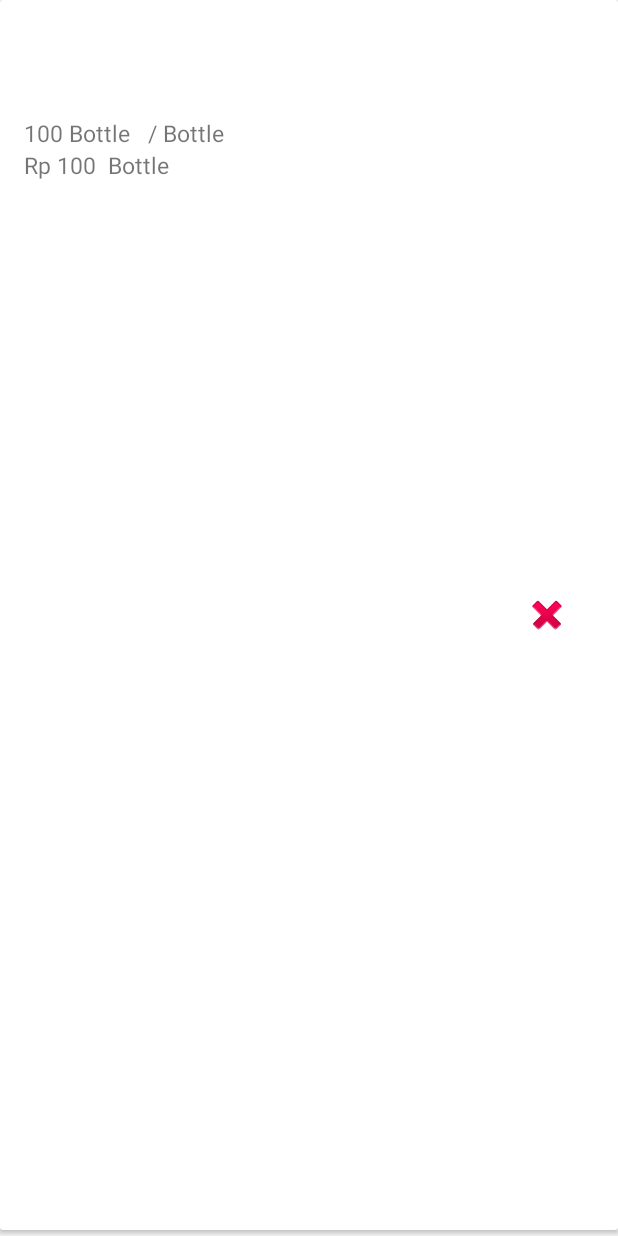
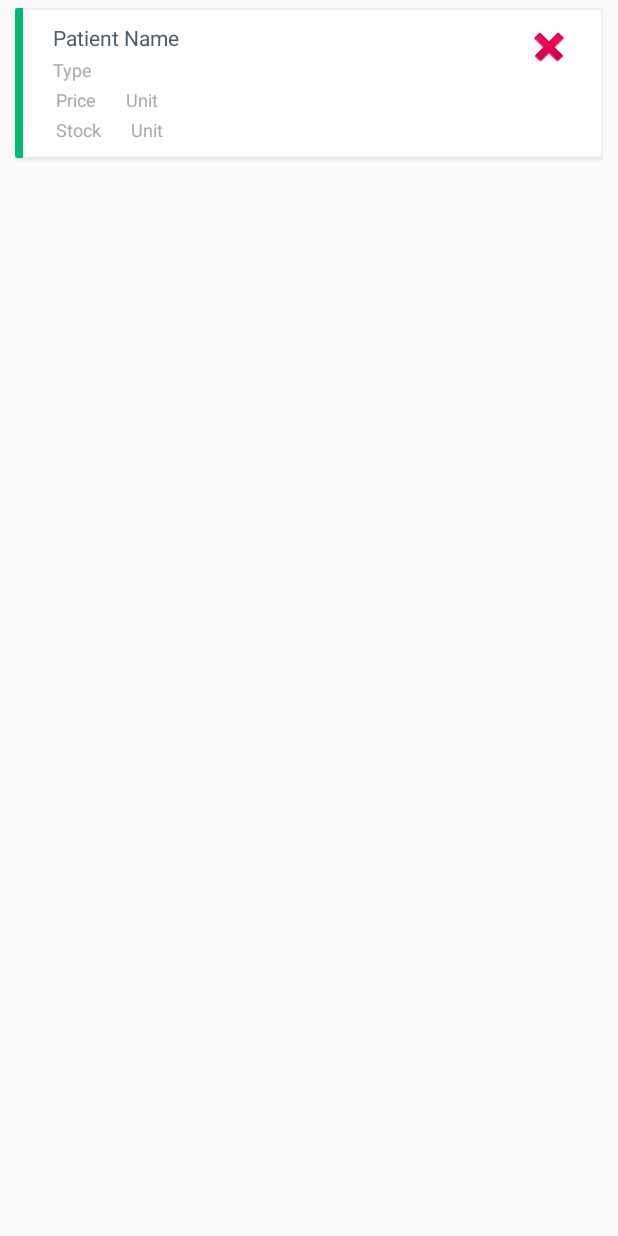
Before and after one commit to syaefululum/OnClinic, an Android app: the layout list_row_medicine.xml on its own in the app's theme, with its tools: preview values and no code run, on a phone screen of 412 x 824 dp. Run offline under Robolectric (Android 15) with nearby library versions, the phone set to English and light mode, and no system bars; Roboto replaces fonts that are not available here.

Commit message:
#UPDATE styling page list medicine

```diff
--- a/app/src/main/java/com/example/posmedicine/Adapter/MedicineAdapter.java
+++ b/app/src/main/java/com/example/posmedicine/Adapter/MedicineAdapter.java
@@ -59,8 +59,8 @@ public class MedicineAdapter extends RecyclerView.Adapter<MedicineAdapter.ViewHo
         holder.medicineStock.setText(NumberFormat.getInstance().format(Double.parseDouble(medicine.get(position).getQuantity())));
         holder.medicinePrice.setText("Rp. " + NumberFormat.getInstance().format(Double.parseDouble(medicine.get(position).getPrice())));
 
-        holder.unitName1.setText("" + unit.getName());
-        holder.unitName2.setText(" / " + unit.getName());
+        holder.unitName1.setText(" / "+ unit.getName());
+        holder.unitName2.setText("" + unit.getName());
 
         holder.cvMedicine.setOnClickListener(new View.OnClickListener(){
             @Override
--- a/app/src/main/java/com/example/posmedicine/MainActivity.java
+++ b/app/src/main/java/com/example/posmedicine/activities/MainActivity.java
@@ -1,4 +1,4 @@
-package com.example.posmedicine;
+package com.example.posmedicine.activities;
 
 import android.content.Intent;
 import android.graphics.Typeface;
--- a/app/src/main/java/com/example/posmedicine/network/RestClient.java
+++ b/app/src/main/java/com/example/posmedicine/network/RestClient.java
@@ -35,7 +35,7 @@ public class RestClient {
     public RestClient() {
         //localhot http://172.19.11.20:8080
         //surya's pc http://172.19.1.168:8080
-        retrofit = new Retrofit.Builder().baseUrl("http://172.19.11.170:8080")
+        retrofit = new Retrofit.Builder().baseUrl("http://172.19.11.20:8080")
                 .addConverterFactory(GsonConverterFactory.create(gson))
                 .client(getOkHttp().build())
                 .build();
--- a/app/src/main/res/layout/app_bar_main.xml
+++ b/app/src/main/res/layout/app_bar_main.xml
@@ -5,7 +5,7 @@
     android:layout_width="match_parent"
     android:layout_height="match_parent"
     android:fitsSystemWindows="true"
-    tools:context="com.example.posmedicine.MainActivity">
+    tools:context="com.example.posmedicine.activities.MainActivity">
 
     <android.support.design.widget.AppBarLayout
         android:layout_width="match_parent"
--- a/app/src/main/res/layout/content_main.xml
+++ b/app/src/main/res/layout/content_main.xml
@@ -10,7 +10,7 @@
     android:paddingRight="@dimen/activity_horizontal_margin"
     android:paddingTop="@dimen/activity_vertical_margin"
     app:layout_behavior="@string/appbar_scrolling_view_behavior"
-    tools:context="com.example.posmedicine.MainActivity"
+    tools:context="com.example.posmedicine.activities.MainActivity"
     tools:showIn="@layout/app_bar_main">
 
 </RelativeLayout>
--- a/app/src/main/res/layout/list_row_medicine.xml
+++ b/app/src/main/res/layout/list_row_medicine.xml
@@ -1,85 +1,153 @@
 <?xml version="1.0" encoding="utf-8"?>
+<LinearLayout xmlns:android="http://schemas.android.com/apk/res/android"
+    xmlns:app="http://schemas.android.com/apk/res-auto"
+    android:layout_width="match_parent"
+    android:layout_height="wrap_content"
+    android:orientation="vertical"
+    android:weightSum="1">
+
     <LinearLayout
-    xmlns:android="http://schemas.android.com/apk/res/android"
-    xmlns:app="http://schemas.android.com/apk/res-auto"
-    android:orientation="vertical"
         android:layout_width="match_parent"
-    android:layout_height="wrap_content">
+        android:layout_height="match_parent"
+        android:layout_marginLeft="10dp"
+        android:layout_marginRight="10dp"
+        android:layout_marginTop="5dp"
+        android:orientation="vertical">
 
         <android.support.v7.widget.CardView
+            android:id="@+id/categoryMedicine"
             android:layout_width="match_parent"
-        android:layout_height="wrap_content"
+            android:layout_height="match_parent"
             android:layout_marginBottom="4dp"
-        android:id="@+id/categoryMedicine">
+            android:layout_weight="48">
+
+            <LinearLayout
+                android:layout_width="match_parent"
+                android:layout_height="match_parent"
+                android:background="@drawable/cardview_bg"
+                android:orientation="horizontal">
+
+                <View
+                    android:layout_width="5dp"
+                    android:layout_height="100dp"
+                    android:background="@color/colorPrimary"></View>
 
                 <RelativeLayout
                     android:layout_width="match_parent"
-            android:layout_height="wrap_content"
-            android:padding="16dp">
-            <TextView
+                    android:layout_height="80dp"
+                    android:layout_marginTop="10dp">
+
+                    <com.example.posmedicine.TextView_Lato
+                        android:id="@+id/medicine_name"
                         android:layout_width="wrap_content"
                         android:layout_height="wrap_content"
-            android:paddingRight="25dp"
-            android:id="@+id/medicine_name"
-            android:textSize="30sp"
-            />
-            <TextView
+                        android:layout_marginLeft="20dp"
+                        android:text="Patient Name"
+                        android:textColor="@color/colorGray"
+                        android:textSize="14dp"
+                        android:textStyle="bold" />
+
+                    <LinearLayout
                         android:layout_width="wrap_content"
                         android:layout_height="wrap_content"
-                android:id="@+id/medicine_type"
-                android:textSize="15sp"
-                android:layout_below="@+id/medicine_name"
-                />
+                        android:layout_alignParentRight="true"
+                        android:layout_marginRight="20dp"
+                        android:gravity="center_vertical">
 
-            <TextView
+                        <!--<com.example.posmedicine.TextView_Lato-->
+                            <!--android:id="@+id/medicine_type"-->
+                            <!--android:layout_width="wrap_content"-->
+                            <!--android:layout_height="wrap_content"-->
+                            <!--android:layout_marginLeft="5dp"-->
+                            <!--android:text="YYYY-MM-DD"-->
+                            <!--android:textColor="@color/colorPrimary"-->
+                            <!--android:textSize="12dp"-->
+                            <!--android:textStyle="bold" />-->
+                        <ImageView android:id="@+id/bDeleteMedicine"
                             android:layout_width="wrap_content"
                             android:layout_height="wrap_content"
-                android:id="@+id/medicine_stock"
+                            android:layout_marginLeft="5dp"
+                            app:srcCompat="@android:drawable/ic_delete" />
+                    </LinearLayout>
+                    <LinearLayout
+                        android:id="@+id/lType"
+                        android:layout_width="match_parent"
+                        android:layout_height="wrap_content"
+                        android:layout_below="@+id/medicine_name"
+                        android:layout_marginTop="3dp"
+                        android:orientation="horizontal">
 
-                android:textSize="15sp"
-                android:text="100 Bottle"
-                android:layout_below="@+id/medicine_type"
-                android:layout_alignParentStart="true" />
-
-            <ImageView android:id="@+id/bDeleteMedicine"
-                android:layout_width="wrap_content"
-                android:layout_height="fill_parent"
-                android:gravity="center_vertical"
-                android:layout_marginRight="15dp"
-                app:srcCompat="@android:drawable/ic_delete"
-                android:layout_alignParentTop="true"
-
-                android:layout_alignParentEnd="true"
-                android:layout_marginEnd="15dp" />
-            <TextView
+                        <com.example.posmedicine.Textview_lato_thin
+                            android:id="@+id/medicine_type"
                             android:layout_width="wrap_content"
                             android:layout_height="wrap_content"
-                android:id="@+id/unit_medicine_1"
-                android:textSize="15sp"
-                android:text="/ Bottle"
-                android:layout_alignBaseline="@+id/medicine_stock"
-                android:layout_alignBottom="@+id/medicine_stock"
-                android:layout_toEndOf="@+id/medicine_stock"
-                android:layout_marginStart="12dp" />
+                            android:layout_marginLeft="20dp"
+                            android:text="Type"
+                            android:textColor="@color/colorLightGray"
+                            android:textSize="12dp" />
+                    </LinearLayout>
 
-            <TextView
+                    <LinearLayout
+                    android:id="@+id/linear"
+                    android:layout_width="match_parent"
+                    android:layout_height="wrap_content"
+                    android:layout_below="@+id/lType"
+                    android:layout_marginTop="3dp"
+                    android:layout_marginLeft="20dp"
+                    android:orientation="horizontal">
+
+                    <com.example.posmedicine.Textview_lato_thin
+                        android:id="@+id/medicine_price"
                         android:layout_width="wrap_content"
                         android:layout_height="wrap_content"
-                android:id="@+id/medicine_price"
-                android:textSize="15sp"
-                android:text="Rp 100"
-                android:layout_below="@+id/medicine_stock" />
+                        android:layout_marginLeft="2dp"
+                        android:text="Price"
+                        android:textColor="@color/colorLightGray"
+                        android:textSize="12dp"
+                        android:textStyle="bold" />
 
-            <TextView
+                    <com.example.posmedicine.Textview_lato_thin
+                        android:id="@+id/unit_medicine_1"
                         android:layout_width="wrap_content"
                         android:layout_height="wrap_content"
+                        android:layout_marginLeft="20dp"
+                        android:text="Unit"
+                        android:textColor="@color/colorLightGray"
+                        android:textSize="12dp"
+                        android:textStyle="bold" />
+                </LinearLayout>
+                    <LinearLayout
+                        android:id="@+id/lStock"
+                        android:layout_width="match_parent"
+                        android:layout_height="wrap_content"
+                        android:layout_below="@+id/linear"
+                        android:layout_marginTop="3dp"
+                        android:layout_marginLeft="20dp"
+                        android:orientation="horizontal">
+
+                        <com.example.posmedicine.Textview_lato_thin
+                            android:id="@+id/medicine_stock"
+                            android:layout_width="wrap_content"
+                            android:layout_height="wrap_content"
+                            android:layout_marginLeft="2dp"
+                            android:text="Stock"
+                            android:textColor="@color/colorLightGray"
+                            android:textSize="12dp"
+                            android:textStyle="bold" />
+
+                        <com.example.posmedicine.Textview_lato_thin
                             android:id="@+id/unit_medicine_2"
-                android:textSize="15sp"
-                android:text="Bottle"
-                android:layout_alignBaseline="@+id/medicine_price"
-                android:layout_alignBottom="@+id/medicine_price"
-                android:layout_toEndOf="@+id/medicine_price"
-                android:layout_marginStart="8dp"/>
+                            android:layout_width="wrap_content"
+                            android:layout_height="wrap_content"
+                            android:layout_marginLeft="20dp"
+                            android:text="Unit"
+                            android:textColor="@color/colorLightGray"
+                            android:textSize="12dp"
+                            android:textStyle="bold" />
+                    </LinearLayout>
                 </RelativeLayout>
+            </LinearLayout>
         </android.support.v7.widget.CardView>
     </LinearLayout>
+
+</LinearLayout>
```
Also changed, not shown: app/src/main/res/layout/content_medicine.xml (indentation only). Lines whose indentation alone changed are shown as unchanged.
